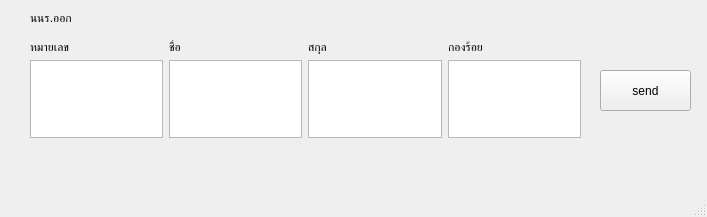
Above: ui/outbatt.ui from KHIWQQ/Check_Cadet_2 before the change. Below: the same form after it.
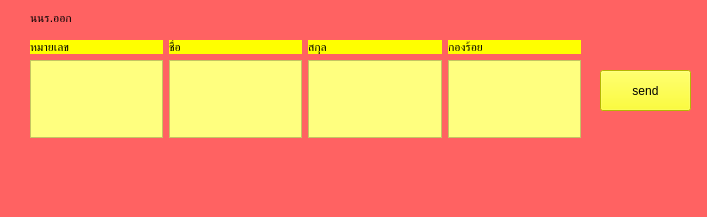
That is the form after the change.

Diff of the .ui file:
```diff
--- a/ui/outbatt.ui
+++ b/ui/outbatt.ui
@@ -13,6 +13,9 @@
   <property name="windowTitle">
    <string>MainWindow</string>
   </property>
+  <property name="styleSheet">
+   <string notr="true">background-color: rgb(255, 98, 98);</string>
+  </property>
   <widget class="QWidget" name="centralwidget">
    <widget class="QWidget" name="layoutWidget">
     <property name="geometry">
@@ -26,6 +29,9 @@
     <layout class="QGridLayout" name="gridLayout">
      <item row="0" column="2">
       <widget class="QLabel" name="sname_out">
+       <property name="styleSheet">
+        <string notr="true">background-color: rgb(255, 255, 0);</string>
+       </property>
        <property name="text">
         <string>สกุล</string>
        </property>
@@ -33,6 +39,9 @@
      </item>
      <item row="0" column="3">
       <widget class="QLabel" name="ucom_out">
+       <property name="styleSheet">
+        <string notr="true">background-color: rgb(255, 255, 0);</string>
+       </property>
        <property name="text">
         <string>กองร้อย</string>
        </property>
@@ -40,6 +49,9 @@
      </item>
      <item row="0" column="1">
       <widget class="QLabel" name="uname_out">
+       <property name="styleSheet">
+        <string notr="true">background-color: rgb(255, 255, 0);</string>
+       </property>
        <property name="text">
         <string>ชื่อ</string>
        </property>
@@ -47,22 +59,42 @@
      </item>
      <item row="0" column="0">
       <widget class="QLabel" name="uid_out">
+       <property name="styleSheet">
+        <string notr="true">background-color: rgb(255, 255, 0);</string>
+       </property>
        <property name="text">
         <string>หมายเลข</string>
        </property>
       </widget>
      </item>
      <item row="1" column="0">
-      <widget class="QTextEdit" name="uid_out_show"/>
+      <widget class="QTextEdit" name="uid_out_show">
+       <property name="styleSheet">
+        <string notr="true">background-color: rgb(255, 255, 127);</string>
+       </property>
+      </widget>
      </item>
      <item row="1" column="1">
-      <widget class="QTextEdit" name="uname_out_show"/>
+      <widget class="QTextEdit" name="uname_out_show">
+       <property name="styleSheet">
+        <string notr="true">background-color: rgb(255, 255, 127);
+</string>
+       </property>
+      </widget>
      </item>
      <item row="1" column="3">
-      <widget class="QTextEdit" name="ucom_out_show"/>
+      <widget class="QTextEdit" name="ucom_out_show">
+       <property name="styleSheet">
+        <string notr="true">background-color: rgb(255, 255, 127);</string>
+       </property>
+      </widget>
      </item>
      <item row="1" column="2">
-      <widget class="QTextEdit" name="sname_out_show"/>
+      <widget class="QTextEdit" name="sname_out_show">
+       <property name="styleSheet">
+        <string notr="true">background-color: rgb(255, 255, 127);</string>
+       </property>
+      </widget>
      </item>
     </layout>
    </widget>
@@ -88,6 +120,9 @@
       <height>41</height>
      </rect>
     </property>
+    <property name="styleSheet">
+     <string notr="true">background-color: rgb(255, 255, 0);</string>
+    </property>
     <property name="text">
      <string>send</string>
     </property>
```
Left out of the diff: 2 changed lines with no effect on the pictures.
